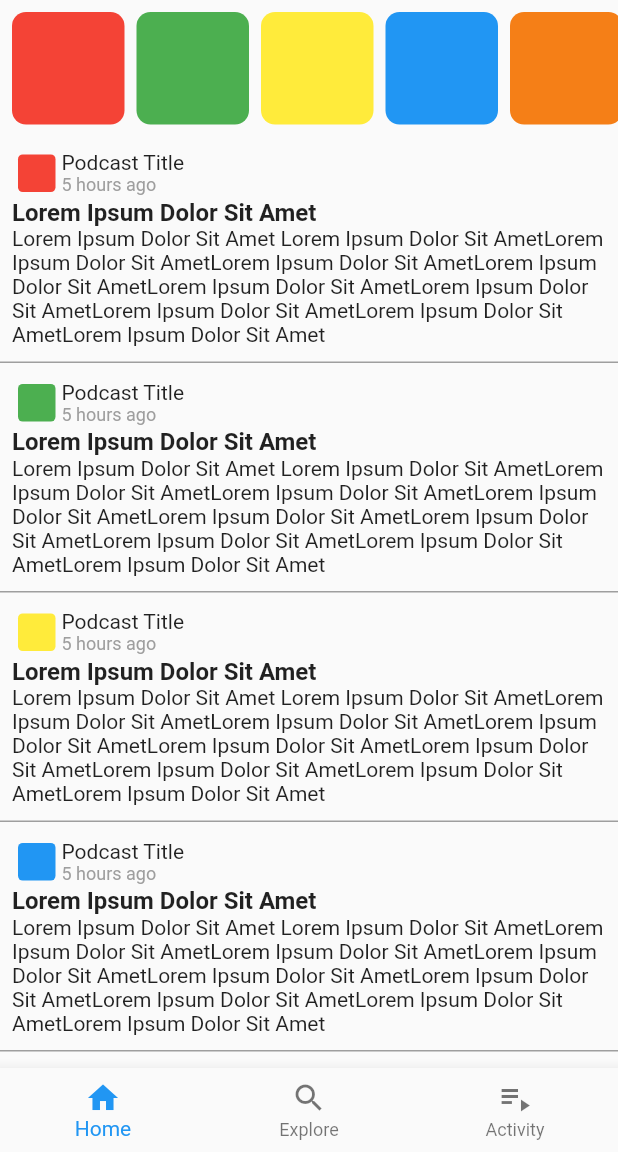
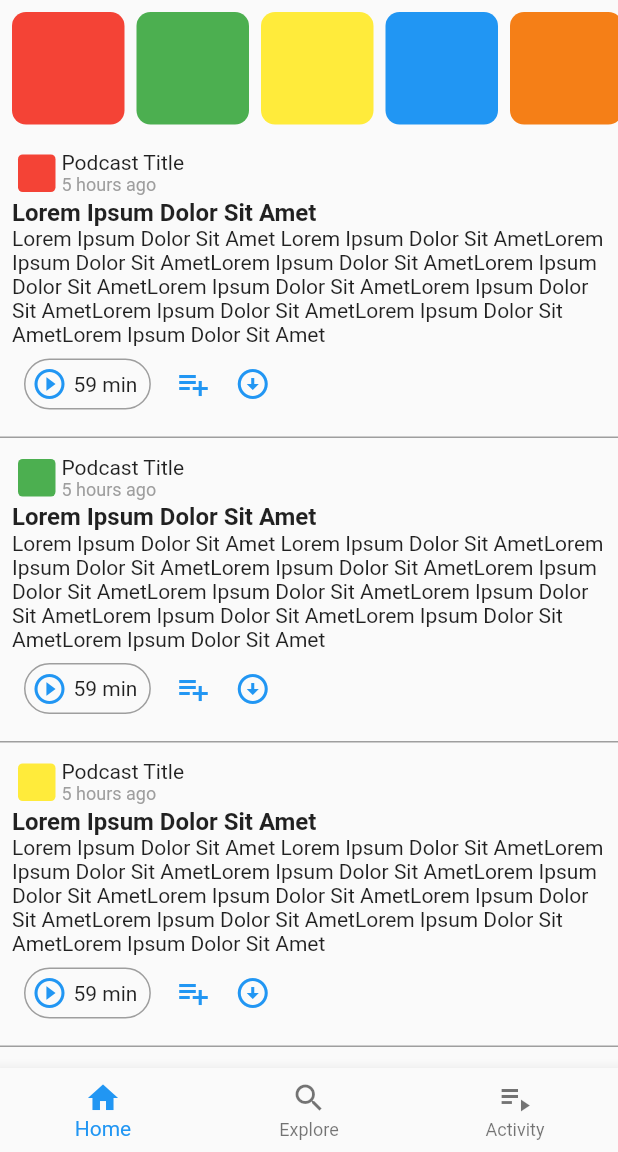
Before and after one commit to AlabasterAxe/google_podcasts_clone, a Flutter app: the screen it shows after launch, on a phone screen of 412 x 824 dp, the part 84-1236 px from its top. Run offline on Flutter 3.47's test engine with Material 2 defaults, Android fonts, the phone set to English and light mode, and no system bars; network calls fail.

Commit message:
pull some of the common utilities to a common file

```diff
--- /dev/null
+++ b/lib/common.dart
@@ -0,0 +1,83 @@
+import 'package:flutter/material.dart';
+import 'package:flutter/widgets.dart';
+
+Widget getPodcastCover(Color color, double size) {
+  return Padding(
+    padding: const EdgeInsets.all(4.0),
+    child: Container(
+        height: size,
+        width: size,
+        decoration: BoxDecoration(
+            color: color,
+            borderRadius: BorderRadius.all(Radius.circular(size / 8)))),
+  );
+}
+
+Widget getDivider() {
+  return Divider(
+    color: Colors.grey,
+    height: 5,
+    thickness: 1,
+    indent: 0,
+    endIndent: 0,
+  );
+}
+
+Widget _getPodcastTitle(Color color) {
+  return Row(children: [
+    getPodcastCover(color, 25),
+    Column(crossAxisAlignment: CrossAxisAlignment.start, children: [
+      Text("Podcast Title"),
+      Text("5 hours ago", style: TextStyle(fontSize: 12, color: Colors.grey))
+    ])
+  ]);
+}
+
+Widget _getPlayPill() {
+  return Container(
+      decoration: BoxDecoration(
+          border: Border.all(color: Colors.grey),
+          borderRadius: BorderRadius.all(Radius.circular(25))),
+      child: Padding(
+        padding: const EdgeInsets.all(4.0),
+        child: Row(children: [
+          Icon(Icons.play_circle_outline, color: Colors.blue),
+          Padding(
+            padding: const EdgeInsets.all(4.0),
+            child: Text("59 min"),
+          )
+        ]),
+      ));
+}
+
+Widget getEpisodeRow(Color color) {
+  return Column(crossAxisAlignment: CrossAxisAlignment.start, children: [
+    Padding(
+      padding: const EdgeInsets.all(8.0),
+      child: Column(
+        crossAxisAlignment: CrossAxisAlignment.start,
+        children: [
+          _getPodcastTitle(color),
+          Text("Lorem Ipsum Dolor Sit Amet",
+              style: TextStyle(fontSize: 16, fontWeight: FontWeight.bold)),
+          Text(
+              "Lorem Ipsum Dolor Sit Amet Lorem Ipsum Dolor Sit AmetLorem Ipsum Dolor Sit AmetLorem Ipsum Dolor Sit AmetLorem Ipsum Dolor Sit AmetLorem Ipsum Dolor Sit AmetLorem Ipsum Dolor Sit AmetLorem Ipsum Dolor Sit AmetLorem Ipsum Dolor Sit AmetLorem Ipsum Dolor Sit Amet"),
+          Row(children: [
+            Padding(
+              padding: const EdgeInsets.all(8.0),
+              child: _getPlayPill(),
+            ),
+            Padding(
+              padding: const EdgeInsets.all(8.0),
+              child: Icon(Icons.playlist_add, color: Colors.blue),
+            ),
+            Padding(
+              padding: const EdgeInsets.all(8.0),
+              child: Icon(Icons.arrow_circle_down, color: Colors.blue),
+            ),
+          ]),
+        ],
+      ),
+    ),
+  ]);
+}
--- a/lib/home-page.dart
+++ b/lib/home-page.dart
@@ -1,5 +1,7 @@
 import 'package:flutter/material.dart';
 import 'package:flutter/widgets.dart';
+
+import 'common.dart';
 
 class HomePage extends StatefulWidget {
   const HomePage({Key key}) : super(key: key);
@@ -10,56 +12,6 @@ class HomePage extends StatefulWidget {
 
 class _HomePageState extends State<HomePage> {
   ScrollController _sc = ScrollController();
-
-  Widget _getPodcastCover(Color color, double size) {
-    return Padding(
-      padding: const EdgeInsets.all(4.0),
-      child: Container(
-          height: size,
-          width: size,
-          decoration: BoxDecoration(
-              color: color,
-              borderRadius: BorderRadius.all(Radius.circular(size / 8)))),
-    );
-  }
-
-  Widget _getPodcastTitle(Color color) {
-    return Row(children: [
-      _getPodcastCover(color, 25),
-      Column(crossAxisAlignment: CrossAxisAlignment.start, children: [
-        Text("Podcast Title"),
-        Text("5 hours ago", style: TextStyle(fontSize: 12, color: Colors.grey))
-      ])
-    ]);
-  }
-
-  Widget _getEpisodeRow(Color color) {
-    return Column(crossAxisAlignment: CrossAxisAlignment.start, children: [
-      Padding(
-        padding: const EdgeInsets.all(8.0),
-        child: Column(
-          crossAxisAlignment: CrossAxisAlignment.start,
-          children: [
-            _getPodcastTitle(color),
-            Text("Lorem Ipsum Dolor Sit Amet",
-                style: TextStyle(fontSize: 16, fontWeight: FontWeight.bold)),
-            Text(
-                "Lorem Ipsum Dolor Sit Amet Lorem Ipsum Dolor Sit AmetLorem Ipsum Dolor Sit AmetLorem Ipsum Dolor Sit AmetLorem Ipsum Dolor Sit AmetLorem Ipsum Dolor Sit AmetLorem Ipsum Dolor Sit AmetLorem Ipsum Dolor Sit AmetLorem Ipsum Dolor Sit AmetLorem Ipsum Dolor Sit Amet"),
-          ],
-        ),
-      ),
-    ]);
-  }
-
-  Widget _getDivider() {
-    return Divider(
-      color: Colors.grey,
-      height: 5,
-      thickness: 1,
-      indent: 0,
-      endIndent: 0,
-    );
-  }
 
   @override
   Widget build(BuildContext context) {
@@ -85,56 +37,61 @@ class _HomePageState extends State<HomePage> {
           child: Padding(
             padding: const EdgeInsets.all(4.0),
             child: Row(children: [
-              _getPodcastCover(Colors.red, 75),
-              _getPodcastCover(Colors.green, 75),
-              _getPodcastCover(Colors.yellow, 75),
-              _getPodcastCover(Colors.blue, 75),
-              _getPodcastCover(Colors.yellow[900], 75),
+              getPodcastCover(Colors.red, 75),
+              getPodcastCover(Colors.green, 75),
+              getPodcastCover(Colors.yellow, 75),
+              getPodcastCover(Colors.blue, 75),
+              getPodcastCover(Colors.yellow[900], 75),
+              getPodcastCover(Colors.red, 75),
+              getPodcastCover(Colors.green, 75),
+              getPodcastCover(Colors.yellow, 75),
+              getPodcastCover(Colors.blue, 75),
+              getPodcastCover(Colors.yellow[900], 75),
             ]),
           ),
         ),
-        _getEpisodeRow(Colors.red),
-        _getDivider(),
-        _getEpisodeRow(Colors.green),
-        _getDivider(),
-        _getEpisodeRow(Colors.yellow),
-        _getDivider(),
-        _getEpisodeRow(Colors.blue),
-        _getDivider(),
-        _getEpisodeRow(Colors.red),
-        _getDivider(),
-        _getEpisodeRow(Colors.red),
-        _getDivider(),
-        _getEpisodeRow(Colors.green),
-        _getDivider(),
-        _getEpisodeRow(Colors.yellow),
-        _getDivider(),
-        _getEpisodeRow(Colors.blue),
-        _getDivider(),
-        _getEpisodeRow(Colors.green),
-        _getDivider(),
-        _getEpisodeRow(Colors.yellow),
-        _getDivider(),
-        _getEpisodeRow(Colors.blue),
-        _getDivider(),
-        _getEpisodeRow(Colors.green),
-        _getDivider(),
-        _getEpisodeRow(Colors.yellow),
-        _getDivider(),
-        _getEpisodeRow(Colors.blue),
-        _getDivider(),
-        _getEpisodeRow(Colors.green),
-        _getDivider(),
-        _getEpisodeRow(Colors.yellow),
-        _getDivider(),
-        _getEpisodeRow(Colors.blue),
-        _getDivider(),
-        _getEpisodeRow(Colors.green),
-        _getDivider(),
-        _getEpisodeRow(Colors.yellow),
-        _getDivider(),
-        _getEpisodeRow(Colors.blue),
-        _getDivider(),
+        getEpisodeRow(Colors.red),
+        getDivider(),
+        getEpisodeRow(Colors.green),
+        getDivider(),
+        getEpisodeRow(Colors.yellow),
+        getDivider(),
+        getEpisodeRow(Colors.blue),
+        getDivider(),
+        getEpisodeRow(Colors.red),
+        getDivider(),
+        getEpisodeRow(Colors.red),
+        getDivider(),
+        getEpisodeRow(Colors.green),
+        getDivider(),
+        getEpisodeRow(Colors.yellow),
+        getDivider(),
+        getEpisodeRow(Colors.blue),
+        getDivider(),
+        getEpisodeRow(Colors.green),
+        getDivider(),
+        getEpisodeRow(Colors.yellow),
+        getDivider(),
+        getEpisodeRow(Colors.blue),
+        getDivider(),
+        getEpisodeRow(Colors.green),
+        getDivider(),
+        getEpisodeRow(Colors.yellow),
+        getDivider(),
+        getEpisodeRow(Colors.blue),
+        getDivider(),
+        getEpisodeRow(Colors.green),
+        getDivider(),
+        getEpisodeRow(Colors.yellow),
+        getDivider(),
+        getEpisodeRow(Colors.blue),
+        getDivider(),
+        getEpisodeRow(Colors.green),
+        getDivider(),
+        getEpisodeRow(Colors.yellow),
+        getDivider(),
+        getEpisodeRow(Colors.blue),
+        getDivider(),
       ]))
     ]);
   }
```
